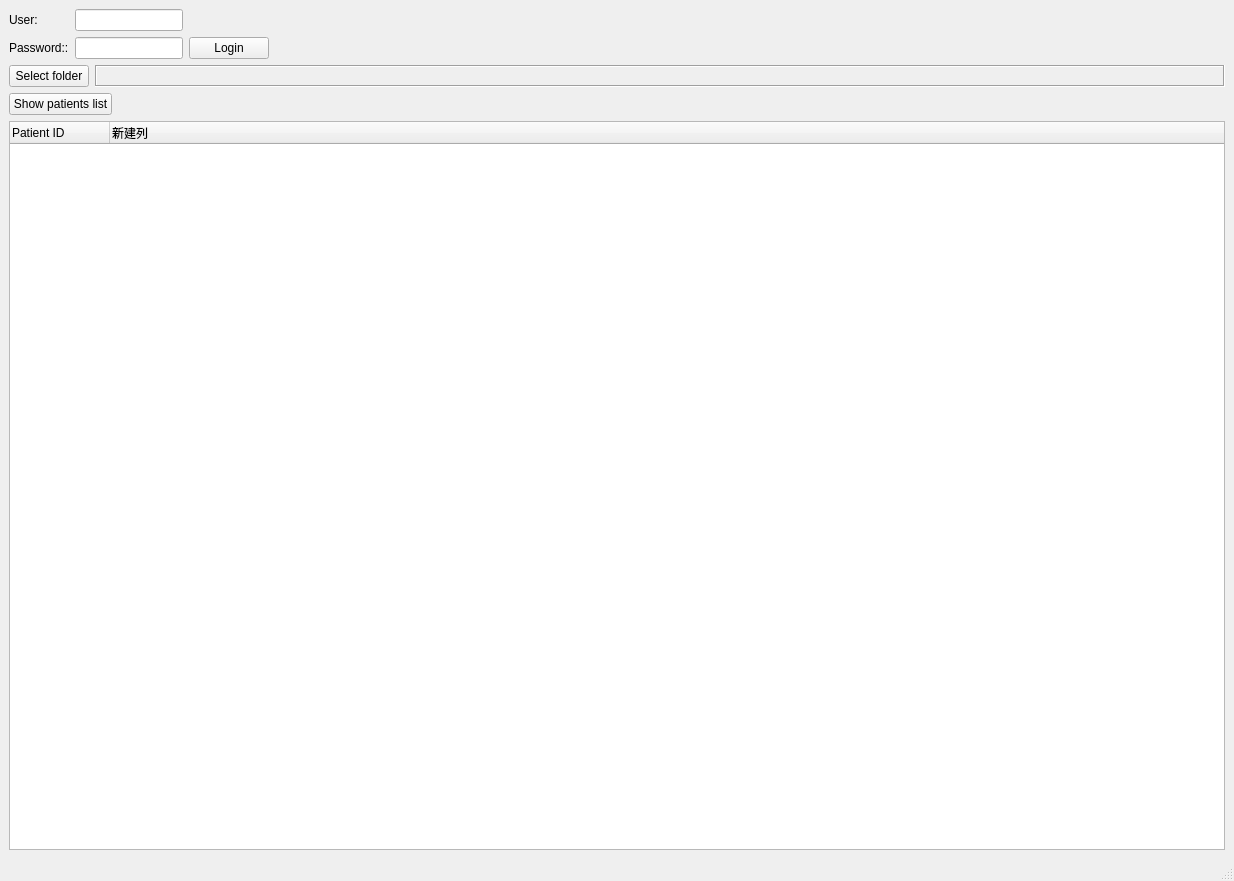
xujialiu/ETDR-grading-app, file setwidget.ui: the form before one commit.
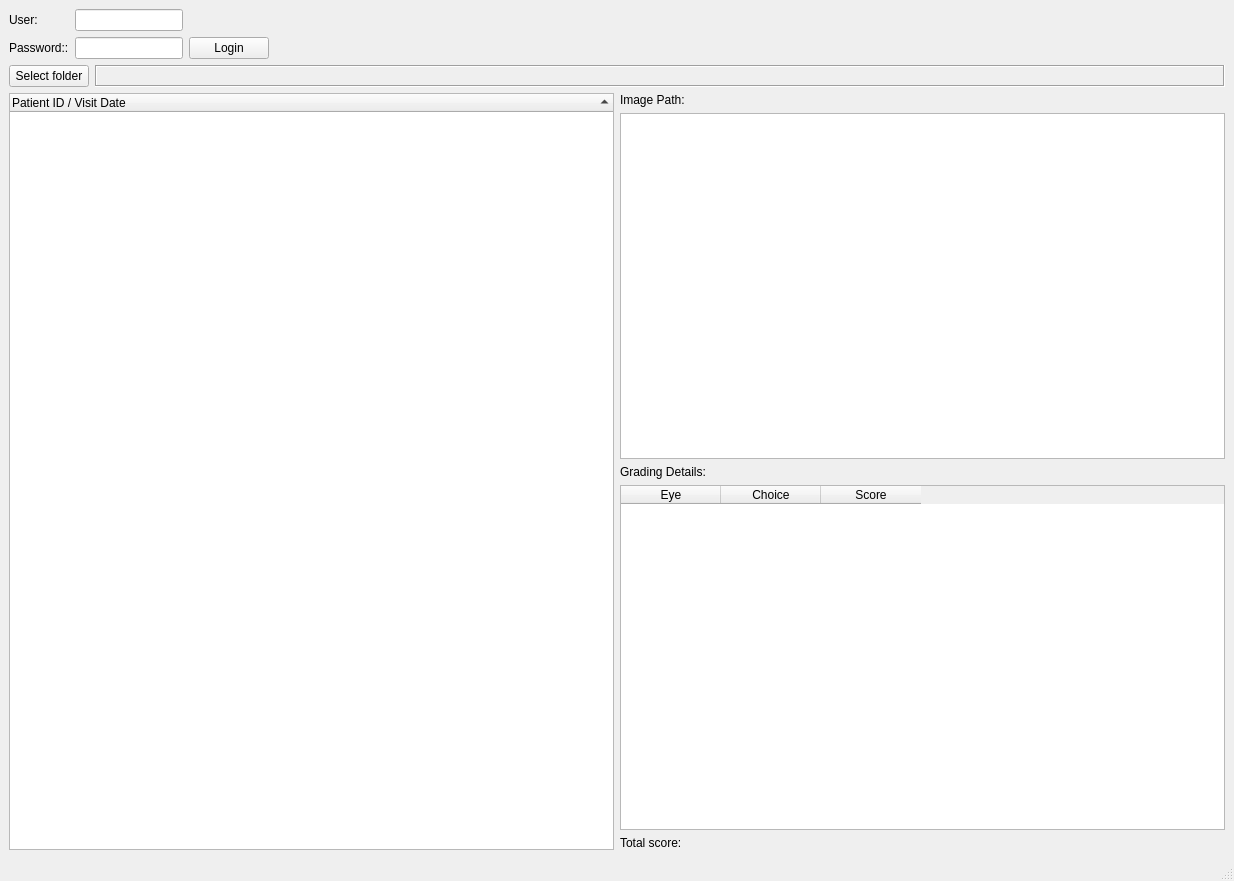
The form after the commit.

Commit message: feat: add showing patient list logic

The edit to the form file:
```diff
--- a/setwidget.ui
+++ b/setwidget.ui
@@ -14,10 +14,10 @@
    <string>MainWindow</string>
   </property>
   <widget class="QWidget" name="centralwidget">
-   <layout class="QVBoxLayout" name="verticalLayout_3">
-    <item>
      <layout class="QVBoxLayout" name="verticalLayout_2">
       <item>
+     <layout class="QGridLayout" name="gridLayout_2">
+      <item row="0" column="0">
        <layout class="QGridLayout" name="gridLayout">
         <item row="0" column="0">
          <widget class="QLabel" name="label">
@@ -97,10 +97,71 @@
         </item>
        </layout>
       </item>
+      <item row="2" column="0">
+       <layout class="QHBoxLayout" name="horizontalLayout_3">
+        <item>
+         <widget class="QTreeWidget" name="treeWidget_patient">
+          <property name="sortingEnabled">
+           <bool>true</bool>
+          </property>
+          <column>
+           <property name="text">
+            <string>Patient ID / Visit Date</string>
+           </property>
+          </column>
+         </widget>
+        </item>
       <item>
        <layout class="QVBoxLayout" name="verticalLayout">
         <item>
-         <layout class="QHBoxLayout" name="horizontalLayout_4">
+           <widget class="QLabel" name="label_3">
+            <property name="text">
+             <string>Image Path:</string>
+            </property>
+           </widget>
+          </item>
+          <item>
+           <widget class="QListWidget" name="listWidget_img_path"/>
+          </item>
+          <item>
+           <widget class="QLabel" name="label_4">
+            <property name="text">
+             <string>Grading Details:</string>
+            </property>
+           </widget>
+          </item>
+          <item>
+           <widget class="QTableWidget" name="tableWidget">
+            <column>
+             <property name="text">
+              <string>Eye</string>
+             </property>
+            </column>
+            <column>
+             <property name="text">
+              <string>Choice</string>
+             </property>
+            </column>
+            <column>
+             <property name="text">
+              <string>Score</string>
+             </property>
+            </column>
+           </widget>
+          </item>
+          <item>
+           <widget class="QLabel" name="label_5">
+            <property name="text">
+             <string>Total score:</string>
+            </property>
+           </widget>
+          </item>
+         </layout>
+        </item>
+       </layout>
+      </item>
+      <item row="1" column="0">
+       <layout class="QHBoxLayout" name="horizontalLayout_2">
           <item>
            <widget class="QPushButton" name="folder_button">
             <property name="enabled">
@@ -118,6 +179,8 @@
            </widget>
           </item>
           <item>
+         <layout class="QHBoxLayout" name="horizontalLayout_4">
+          <item>
            <widget class="QFrame" name="frame">
             <property name="frameShape">
              <enum>QFrame::Box</enum>
@@ -154,44 +217,6 @@
           </item>
          </layout>
         </item>
-        <item>
-         <layout class="QHBoxLayout" name="horizontalLayout">
-          <item>
-           <widget class="QPushButton" name="folder_button_2">
-            <property name="text">
-             <string>Show patients list</string>
-            </property>
-           </widget>
-          </item>
-          <item>
-           <spacer name="horizontalSpacer">
-            <property name="orientation">
-             <enum>Qt::Horizontal</enum>
-            </property>
-            <property name="sizeHint" stdset="0">
-             <size>
-              <width>40</width>
-              <height>20</height>
-             </size>
-            </property>
-           </spacer>
-          </item>
-         </layout>
-        </item>
-        <item>
-         <widget class="QTreeWidget" name="treeWidget">
-          <column>
-           <property name="text">
-            <string>Patient ID</string>
-           </property>
-          </column>
-          <column>
-           <property name="text">
-            <string>新建列</string>
-           </property>
-          </column>
-         </widget>
-        </item>
        </layout>
       </item>
      </layout>
```
Lines whose indentation alone changed are shown as unchanged. The commit also changes 6 other files.
